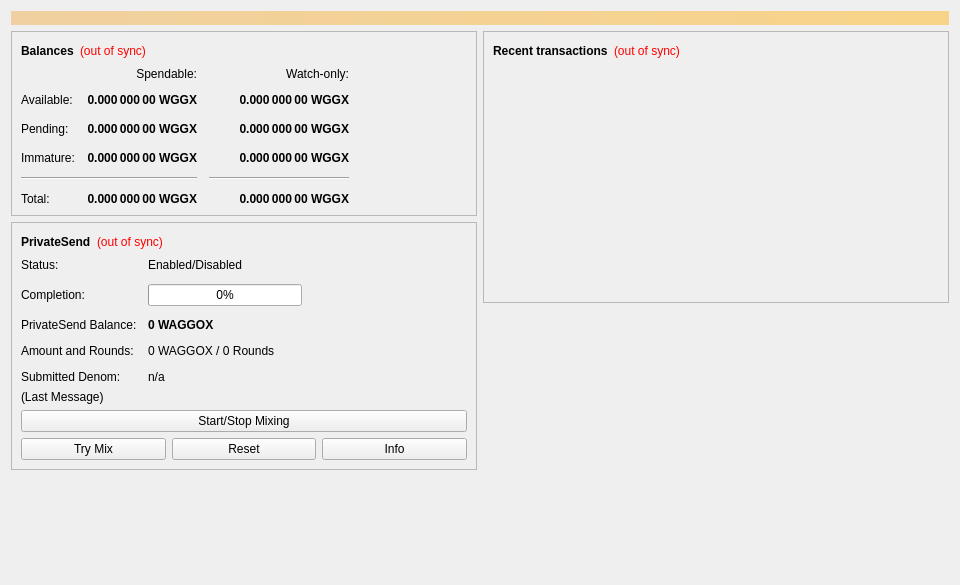
The window that src/qt/forms/overviewpage.ui (dashpay/dash) describes before a commit, drawn with Qt 5.
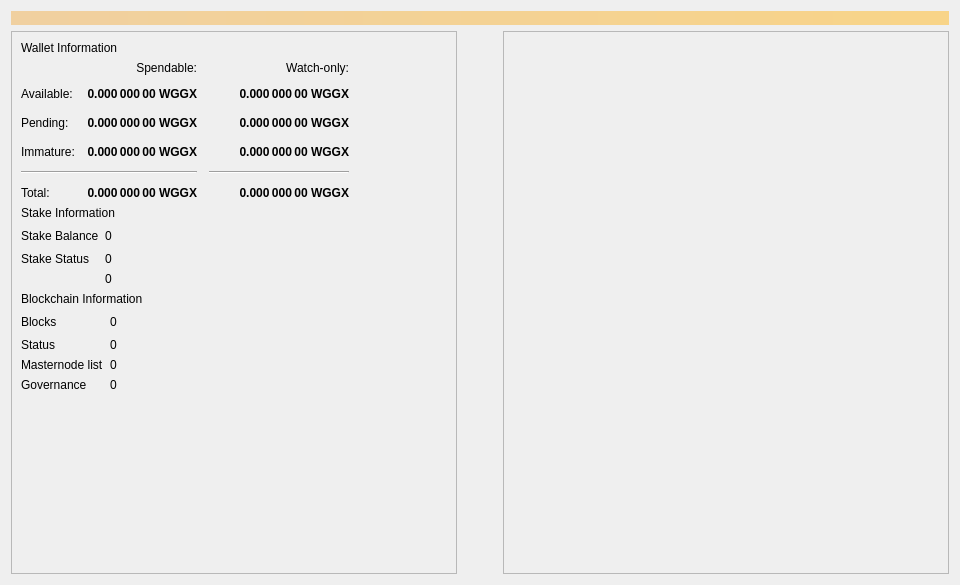
The same window after the commit.

Commit message: waggox pos

```diff
--- a/src/qt/forms/overviewpage.ui
+++ b/src/qt/forms/overviewpage.ui
@@ -40,7 +40,7 @@
     </widget>
    </item>
    <item>
-    <layout class="QHBoxLayout" name="horizontalLayout" stretch="1,1">
+    <layout class="QHBoxLayout" name="horizontalLayout" stretch="1,0,1">
      <item>
       <layout class="QVBoxLayout" name="verticalLayout_2">
        <item>
@@ -53,49 +53,14 @@
          </property>
          <layout class="QVBoxLayout" name="verticalLayout_4">
           <item>
-           <layout class="QHBoxLayout" name="horizontalLayout_4">
+           <layout class="QVBoxLayout" name="verticalLayout_6">
             <item>
-             <widget class="QLabel" name="label_5">
-              <property name="font">
-               <font>
-                <weight>75</weight>
-                <bold>true</bold>
-               </font>
-              </property>
+             <widget class="QLabel" name="labelWalletInfo">
               <property name="text">
-               <string>Balances</string>
+               <string>Wallet Information</string>
               </property>
              </widget>
             </item>
-            <item>
-             <widget class="QLabel" name="labelWalletStatus">
-              <property name="toolTip">
-               <string>The displayed information may be out of date. Your wallet automatically synchronizes with the Dash network after a connection is established, but this process has not completed yet.</string>
-              </property>
-              <property name="styleSheet">
-               <string notr="true">QLabel { color: red; }</string>
-              </property>
-              <property name="text">
-               <string notr="true">(out of sync)</string>
-              </property>
-              <property name="alignment">
-               <set>Qt::AlignLeading|Qt::AlignLeft|Qt::AlignVCenter</set>
-              </property>
-             </widget>
-            </item>
-            <item>
-             <spacer name="horizontalSpacer_3">
-              <property name="orientation">
-               <enum>Qt::Horizontal</enum>
-              </property>
-              <property name="sizeHint" stdset="0">
-               <size>
-                <width>40</width>
-                <height>20</height>
-               </size>
-              </property>
-             </spacer>
-            </item>
            </layout>
           </item>
           <item>
@@ -392,53 +357,111 @@
             </item>
            </layout>
           </item>
-         </layout>
-        </widget>
-       </item>
-       <item>
-        <widget class="QFrame" name="framePrivateSend">
-         <property name="layoutDirection">
-          <enum>Qt::LeftToRight</enum>
-         </property>
-         <property name="frameShape">
-          <enum>QFrame::StyledPanel</enum>
-         </property>
-         <property name="frameShadow">
-          <enum>QFrame::Raised</enum>
-         </property>
-         <layout class="QVBoxLayout" name="VerticalLayout_PS1">
           <item>
-           <layout class="QHBoxLayout" name="horizontalLayout_5">
+           <layout class="QVBoxLayout" name="verticalLayout_5">
             <item>
-             <widget class="QLabel" name="labelPrivateSendHeader">
-              <property name="font">
-               <font>
-                <weight>75</weight>
-                <bold>true</bold>
-               </font>
+             <widget class="QLabel" name="labelStakeInfo">
+              <property name="text">
+               <string>Stake Information</string>
               </property>
+             </widget>
+            </item>
+           </layout>
+          </item>
+          <item>
+           <layout class="QGridLayout" name="gridLayout_2">
+            <item row="0" column="0">
+             <widget class="QLabel" name="labelStakeBalanceText">
               <property name="text">
-               <string>PrivateSend</string>
+               <string>Stake Balance</string>
               </property>
              </widget>
             </item>
-            <item>
-             <widget class="QLabel" name="labelPrivateSendSyncStatus">
-              <property name="toolTip">
-               <string>The displayed information may be out of date. Your wallet automatically synchronizes with the Dash network after a connection is established, but this process has not completed yet.</string>
+            <item row="1" column="0">
+             <widget class="QLabel" name="labelStakeStatusText">
+              <property name="text">
+               <string>Stake Status</string>
               </property>
-              <property name="styleSheet">
-               <string notr="true">QLabel { color: red; }</string>
+             </widget>
+            </item>
+            <item row="0" column="2">
+             <spacer name="horizontalSpacer">
+              <property name="orientation">
+               <enum>Qt::Horizontal</enum>
               </property>
+              <property name="sizeHint" stdset="0">
+               <size>
+                <width>40</width>
+                <height>20</height>
+               </size>
+              </property>
+             </spacer>
+            </item>
+            <item row="0" column="1">
+             <widget class="QLabel" name="labelStakeBalance">
               <property name="text">
-               <string notr="true">(out of sync)</string>
+               <string>0</string>
               </property>
-              <property name="alignment">
-               <set>Qt::AlignLeading|Qt::AlignLeft|Qt::AlignVCenter</set>
+             </widget>
+            </item>
+            <item row="1" column="1">
+             <widget class="QLabel" name="labelStakeStatus">
+              <property name="text">
+               <string>0</string>
               </property>
              </widget>
             </item>
+            <item row="2" column="1">
+             <widget class="QLabel" name="labelStakeInputs">
+              <property name="text">
+               <string>0</string>
+              </property>
+             </widget>
+            </item>
+           </layout>
+          </item>
+          <item>
+           <layout class="QVBoxLayout" name="verticalLayout_7">
             <item>
+             <widget class="QLabel" name="labelBlockchainInfo">
+              <property name="text">
+               <string>Blockchain Information</string>
+              </property>
+             </widget>
+            </item>
+           </layout>
+          </item>
+          <item>
+           <layout class="QGridLayout" name="gridLayout_3">
+            <item row="0" column="1">
+             <widget class="QLabel" name="labelBlocks">
+              <property name="text">
+               <string>0</string>
+              </property>
+             </widget>
+            </item>
+            <item row="1" column="1">
+             <widget class="QLabel" name="labelStatus">
+              <property name="text">
+               <string>0</string>
+              </property>
+             </widget>
+            </item>
+            <item row="1" column="0">
+             <widget class="QLabel" name="labelStatusText">
+              <property name="text">
+               <string>Status</string>
+              </property>
+             </widget>
+            </item>
+            <item row="2" column="1">
+             <widget class="QLabel" name="labelMnList">
+              <property name="text">
+               <string>0</string>
+              </property>
+             </widget>
+            </item>
+            <item row="0" column="2">
              <spacer name="horizontalSpacer_4">
               <property name="orientation">
                <enum>Qt::Horizontal</enum>
@@ -451,209 +474,67 @@
               </property>
              </spacer>
             </item>
-           </layout>
-          </item>
-          <item>
-           <layout class="QFormLayout" name="privateSendFormLayout">
-            <property name="fieldGrowthPolicy">
-             <enum>QFormLayout::AllNonFixedFieldsGrow</enum>
-            </property>
-            <property name="horizontalSpacing">
-             <number>11</number>
-            </property>
-            <property name="verticalSpacing">
-             <number>12</number>
-            </property>
-            <item row="0" column="0">
-             <widget class="QLabel" name="labelPrivateSendEnabledText">
-              <property name="text">
-               <string>Status:</string>
-              </property>
-             </widget>
-            </item>
-            <item row="0" column="1">
-             <widget class="QLabel" name="labelPrivateSendEnabled">
-              <property name="text">
-               <string>Enabled/Disabled</string>
-              </property>
-             </widget>
-            </item>
-            <item row="1" column="0">
-             <widget class="QLabel" name="labelCompletitionText">
-              <property name="text">
-               <string>Completion:</string>
-              </property>
-             </widget>
-            </item>
-            <item row="1" column="1">
-             <widget class="QProgressBar" name="privateSendProgress">
-              <property name="maximumSize">
-               <size>
-                <width>154</width>
-                <height>16777215</height>
-               </size>
-              </property>
-              <property name="value">
-               <number>0</number>
-              </property>
-             </widget>
-            </item>
             <item row="2" column="0">
-             <widget class="QLabel" name="labelAnonymizedText">
+             <widget class="QLabel" name="labelMnListText">
               <property name="text">
-               <string>PrivateSend Balance:</string>
+               <string>Masternode list</string>
               </property>
              </widget>
             </item>
-            <item row="2" column="1">
-             <widget class="QLabel" name="labelAnonymized">
-              <property name="font">
-               <font>
-                <weight>75</weight>
-                <bold>true</bold>
-               </font>
-              </property>
+            <item row="0" column="0">
+             <widget class="QLabel" name="labelBlocksText">
               <property name="text">
-               <string notr="true">0 WAGGOX</string>
+               <string>Blocks</string>
               </property>
              </widget>
             </item>
             <item row="3" column="0">
-             <widget class="QLabel" name="labelAmountAndRoundsText">
+             <widget class="QLabel" name="labelGobjectListText">
               <property name="text">
-               <string>Amount and Rounds:</string>
+               <string>Governance</string>
               </property>
              </widget>
             </item>
             <item row="3" column="1">
-             <widget class="QLabel" name="labelAmountRounds">
+             <widget class="QLabel" name="labelGobjectList">
               <property name="text">
-               <string>0 WAGGOX / 0 Rounds</string>
-              </property>
-             </widget>
-            </item>
-            <item row="4" column="0">
-             <widget class="QLabel" name="labelSubmittedDenomText">
-              <property name="text">
-               <string>Submitted Denom:</string>
-              </property>
-             </widget>
-            </item>
-            <item row="4" column="1">
-             <widget class="QLabel" name="labelSubmittedDenom">
-              <property name="toolTip">
-               <string>The denominations you submitted to the Masternode.&lt;br&gt;To mix, other users must submit the exact same denominations.</string>
-              </property>
-              <property name="text">
-               <string>n/a</string>
+               <string>0</string>
               </property>
              </widget>
             </item>
            </layout>
           </item>
           <item>
-           <layout class="QVBoxLayout" name="VerticalLayout_PS">
-            <item>
-             <widget class="QLabel" name="labelPrivateSendLastMessage">
-              <property name="text">
-               <string>(Last Message)</string>
-              </property>
-              <property name="alignment">
-               <set>Qt::AlignLeading|Qt::AlignLeft|Qt::AlignTop</set>
-              </property>
-              <property name="wordWrap">
-               <bool>true</bool>
-              </property>
-             </widget>
-            </item>
-            <item>
-             <widget class="QPushButton" name="togglePrivateSend">
-              <property name="sizePolicy">
-               <sizepolicy hsizetype="MinimumExpanding" vsizetype="Fixed">
-                <horstretch>0</horstretch>
-                <verstretch>0</verstretch>
-               </sizepolicy>
-              </property>
-              <property name="text">
-               <string>Start/Stop Mixing</string>
-              </property>
-             </widget>
-            </item>
-            <item>
-             <layout class="QHBoxLayout" name="horizontalLayout_debugbuttons">
-              <item>
-               <widget class="QPushButton" name="privateSendAuto">
-                <property name="sizePolicy">
-                 <sizepolicy hsizetype="MinimumExpanding" vsizetype="Fixed">
-                  <horstretch>0</horstretch>
-                  <verstretch>0</verstretch>
-                 </sizepolicy>
-                </property>
-                <property name="toolTip">
-                 <string>Try to manually submit a PrivateSend request.</string>
-                </property>
-                <property name="text">
-                 <string>Try Mix</string>
-                </property>
-               </widget>
-              </item>
-              <item>
-               <widget class="QPushButton" name="privateSendReset">
-                <property name="sizePolicy">
-                 <sizepolicy hsizetype="MinimumExpanding" vsizetype="Fixed">
-                  <horstretch>0</horstretch>
-                  <verstretch>0</verstretch>
-                 </sizepolicy>
-                </property>
-                <property name="toolTip">
-                 <string>Reset the current status of PrivateSend (can interrupt PrivateSend if it's in the process of Mixing, which can cost you money!)</string>
-                </property>
-                <property name="autoFillBackground">
-                 <bool>false</bool>
-                </property>
-                <property name="text">
-                 <string>Reset</string>
-                </property>
-               </widget>
-              </item>
-              <item>
-               <widget class="QPushButton" name="privateSendInfo">
-                <property name="sizePolicy">
-                 <sizepolicy hsizetype="MinimumExpanding" vsizetype="Fixed">
-                  <horstretch>0</horstretch>
-                  <verstretch>0</verstretch>
-                 </sizepolicy>
-                </property>
-                <property name="toolTip">
-                 <string>Information about PrivateSend and Mixing</string>
-                </property>
-                <property name="text">
-                 <string>Info</string>
-                </property>
-               </widget>
-              </item>
-             </layout>
-            </item>
-           </layout>
+           <spacer name="verticalSpacer">
+            <property name="orientation">
+             <enum>Qt::Vertical</enum>
+            </property>
+            <property name="sizeHint" stdset="0">
+             <size>
+              <width>20</width>
+              <height>40</height>
+             </size>
+            </property>
+           </spacer>
           </item>
          </layout>
         </widget>
        </item>
-       <item>
-        <spacer name="verticalSpacer">
-         <property name="orientation">
-          <enum>Qt::Vertical</enum>
-         </property>
-         <property name="sizeHint" stdset="0">
-          <size>
-           <width>20</width>
-           <height>40</height>
-          </size>
-         </property>
-        </spacer>
-       </item>
       </layout>
      </item>
+     <item>
+      <spacer name="horizontalSpacer_3">
+       <property name="orientation">
+        <enum>Qt::Horizontal</enum>
+       </property>
+       <property name="sizeHint" stdset="0">
+        <size>
+         <width>40</width>
+         <height>20</height>
+        </size>
+       </property>
+      </spacer>
+     </item>
      <item>
       <layout class="QVBoxLayout" name="verticalLayout_3">
        <item>
@@ -666,86 +547,44 @@
          </property>
          <layout class="QVBoxLayout" name="verticalLayout">
           <item>
-           <layout class="QHBoxLayout" name="horizontalLayout_2">
+           <spacer name="verticalSpacer_3">
+            <property name="orientation">
+             <enum>Qt::Vertical</enum>
+            </property>
+            <property name="sizeHint" stdset="0">
+             <size>
+              <width>20</width>
+              <height>40</height>
+             </size>
+            </property>
+           </spacer>
+          </item>
+          <item>
+           <layout class="QHBoxLayout" name="horizontalLayout_13">
             <item>
-             <widget class="QLabel" name="label_4">
-              <property name="font">
-               <font>
-                <weight>75</weight>
-                <bold>true</bold>
-               </font>
-              </property>
-              <property name="text">
-               <string>Recent transactions</string>
-              </property>
-             </widget>
-            </item>
-            <item>
-             <widget class="QLabel" name="labelTransactionsStatus">
-              <property name="toolTip">
-               <string>The displayed information may be out of date. Your wallet automatically synchronizes with the Dash network after a connection is established, but this process has not completed yet.</string>
-              </property>
+             <widget class="QListView" name="listTransactions">
               <property name="styleSheet">
-               <string notr="true">QLabel { color: red; }</string>
+               <string notr="true">QListView { background: transparent; }</string>
               </property>
-              <property name="text">
-               <string notr="true">(out of sync)</string>
+              <property name="frameShape">
+               <enum>QFrame::NoFrame</enum>
               </property>
-              <property name="alignment">
-               <set>Qt::AlignLeading|Qt::AlignLeft|Qt::AlignVCenter</set>
+              <property name="verticalScrollBarPolicy">
+               <enum>Qt::ScrollBarAlwaysOff</enum>
+              </property>
+              <property name="horizontalScrollBarPolicy">
+               <enum>Qt::ScrollBarAlwaysOff</enum>
+              </property>
+              <property name="selectionMode">
+               <enum>QAbstractItemView::NoSelection</enum>
               </property>
              </widget>
             </item>
-            <item>
-             <spacer name="horizontalSpacer">
-              <property name="orientation">
-               <enum>Qt::Horizontal</enum>
-              </property>
-              <property name="sizeHint" stdset="0">
-               <size>
-                <width>40</width>
-                <height>20</height>
-               </size>
-              </property>
-             </spacer>
-            </item>
            </layout>
           </item>
-          <item>
-           <widget class="QListView" name="listTransactions">
-            <property name="styleSheet">
-             <string notr="true">QListView { background: transparent; }</string>
-            </property>
-            <property name="frameShape">
-             <enum>QFrame::NoFrame</enum>
-            </property>
-            <property name="verticalScrollBarPolicy">
-             <enum>Qt::ScrollBarAlwaysOff</enum>
-            </property>
-            <property name="horizontalScrollBarPolicy">
-             <enum>Qt::ScrollBarAlwaysOff</enum>
-            </property>
-            <property name="selectionMode">
-             <enum>QAbstractItemView::NoSelection</enum>
-            </property>
-           </widget>
-          </item>
          </layout>
         </widget>
        </item>
-       <item>
-        <spacer name="verticalSpacer_2">
-         <property name="orientation">
-          <enum>Qt::Vertical</enum>
-         </property>
-         <property name="sizeHint" stdset="0">
-          <size>
-           <width>20</width>
-           <height>40</height>
-          </size>
-         </property>
-        </spacer>
-       </item>
       </layout>
      </item>
     </layout>
```
Left out of the diff: 126 changed lines with no effect on the pictures. The commit also changes 726 other files.
